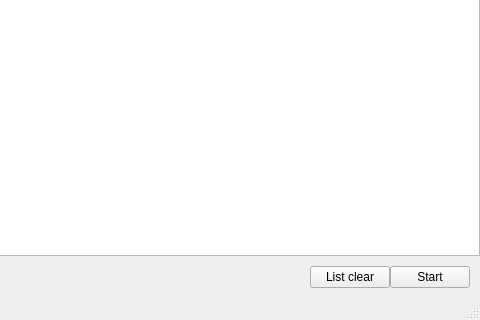
Before: the Qt Designer form app/ui/MainWindow.ui in gyuha/comics-upscale, drawn with Qt 5; both pictures show x 301 to 781 and y 155 to 475 of the 781 by 475 pixel window.
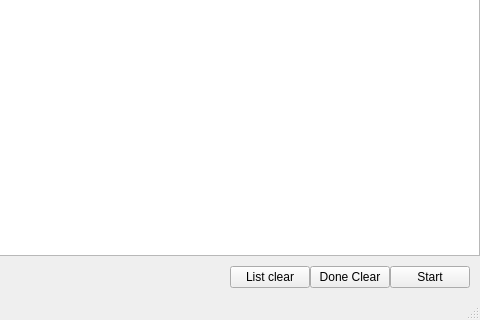
After: the same form once the commit is applied. Icons and pictures are not drawn.

Patch:
```diff
--- a/app/ui/MainWindow.ui
+++ b/app/ui/MainWindow.ui
@@ -596,6 +596,13 @@
           </property>
          </widget>
         </item>
+        <item>
+         <widget class="QPushButton" name="btn_done_clear">
+          <property name="text">
+           <string>Done Clear</string>
+          </property>
+         </widget>
+        </item>
         <item>
          <widget class="QPushButton" name="btn_start">
           <property name="text">
```
